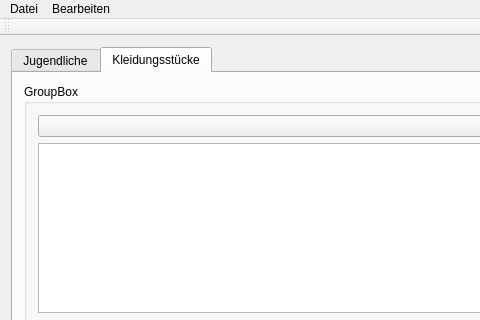
soekkle/Kleiderkammer, file mainwindow.ui: the form before one commit; both pictures show x 0 to 480 and y 0 to 320 of the 641 by 531 pixel window.
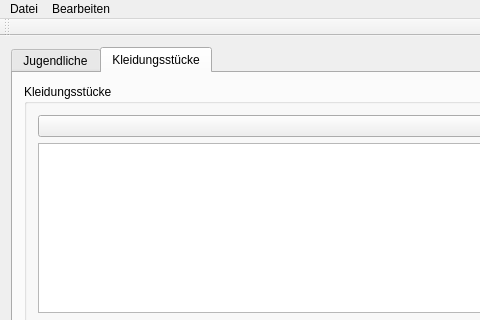
The form after the commit. The open tabs and pages were chosen to show the change.

Commit message: Anzeige von Kleidungsstücken Da Programm kann jetzt Kleidungstücke anzeigen und hinzufügen.

```diff
--- a/mainwindow.ui
+++ b/mainwindow.ui
@@ -121,7 +121,7 @@
         <item>
          <widget class="QGroupBox" name="groupBox_3">
           <property name="title">
-           <string>GroupBox</string>
+           <string>Kleidungsstücke</string>
           </property>
           <layout class="QVBoxLayout" name="verticalLayout_4">
            <item>
```
Left out of the diff: 12 changed lines with no effect on the pictures. The commit also changes 5 other files.
